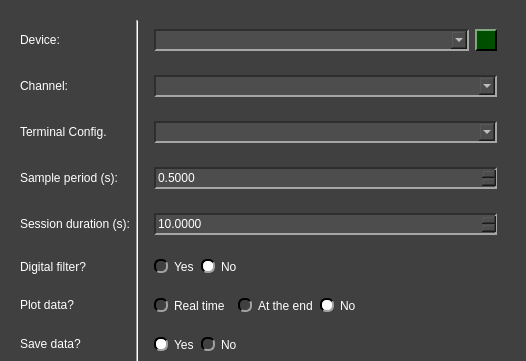
This is pydaq/uis/PyDAQ_get_data_NIDAQ_widget.ui in samirmartins/pydaq as Qt 5 draws it before an edit; both pictures show x 0 to 526 and y 0 to 361 of the 526 by 527 pixel window. The edited form follows.
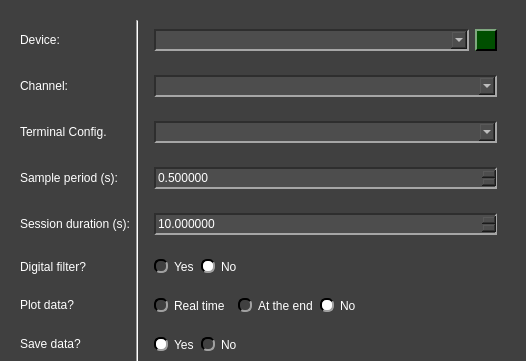
This is the edited form. Icons and pictures are not drawn.

Patch:
```diff
--- a/pydaq/uis/PyDAQ_get_data_NIDAQ_widget.ui
+++ b/pydaq/uis/PyDAQ_get_data_NIDAQ_widget.ui
@@ -364,10 +364,10 @@
             </size>
            </property>
            <property name="decimals">
-            <number>4</number>
+            <number>6</number>
            </property>
            <property name="maximum">
-            <double>86400.000000000000000</double>
+            <double>999999999999.000000000000000</double>
            </property>
            <property name="singleStep">
             <double>0.010000000000000</double>
@@ -661,10 +661,10 @@
             </size>
            </property>
            <property name="decimals">
-            <number>4</number>
+            <number>6</number>
            </property>
            <property name="maximum">
-            <double>999.990000000000009</double>
+            <double>999999999999.000000000000000</double>
            </property>
            <property name="singleStep">
             <double>0.010000000000000</double>
```
Left out of the diff: 2 changed lines with no effect on the pictures.
